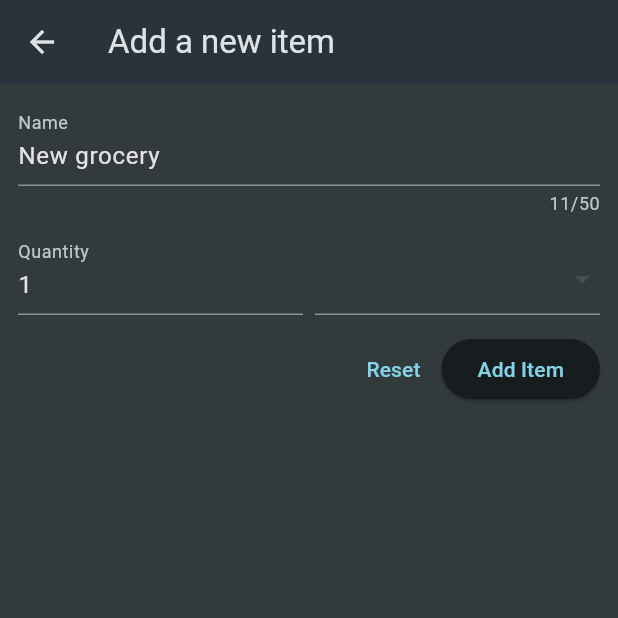
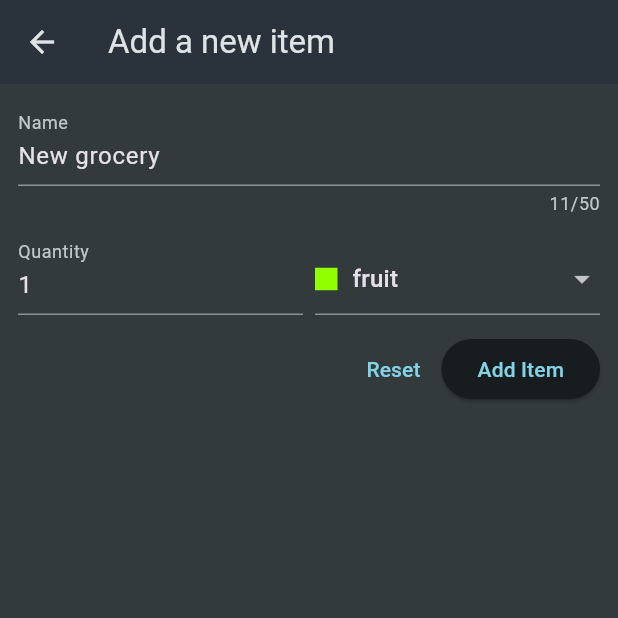
Before and after one commit to Thyda-ux/W12-Quiz, a Flutter app: the NewItem screen opened directly, on a phone screen of 412 x 824 dp, the top half of it. Run offline on Flutter 3.47's test engine with Material 3 defaults, Android fonts, the phone set to English and light mode, and no system bars.

Commit message:
W12-Quiz

```diff
--- a/flutter_application_1/lib/ui/groceries/grocery_form.dart
+++ b/flutter_application_1/lib/ui/groceries/grocery_form.dart
@@ -46,7 +46,14 @@ class _NewItemState extends State<NewItem> {
   }
 
   void onAdd() {
-    // Will be implemented later - Create and return the new grocery
+    Grocery grocery = Grocery(
+    id: " ",
+    name: _nameController.text,
+    quantity: int.parse(_quantityController.text),
+    category: _selectedCategory,
+    );
+
+    Navigator.pop<Grocery>(context,grocery);
   }
 
   @override
@@ -74,9 +81,26 @@ class _NewItemState extends State<NewItem> {
                 ),
                 const SizedBox(width: 8),
                 Expanded(
-                  child: DropdownButtonFormField<GroceryCategory>(
-                    initialValue: _selectedCategory,
-                    items: [  ],
+                   child: DropdownButtonFormField<GroceryCategory>(
+                      initialValue: _selectedCategory,
+                      items: GroceryCategory.values
+                          .map(
+                            (g) => DropdownMenuItem<GroceryCategory>(
+                              value: g,
+                              child: Row(
+                                children: [
+                                  Container(
+                                    width: 15,
+                                    height: 15,
+                                    color: g.color,
+                                  ),
+                                  SizedBox(width: 10),
+                                  Text(g.name),
+                                ],
+                              ),
+                            ),
+                          )
+                      .toList(),
                     onChanged: (value) {
                       if (value != null) {
                         setState(() {
```
Also changed, not shown: flutter_application_1/lib/ui/groceries/grocery_list.dart (+11 -4 lines).
